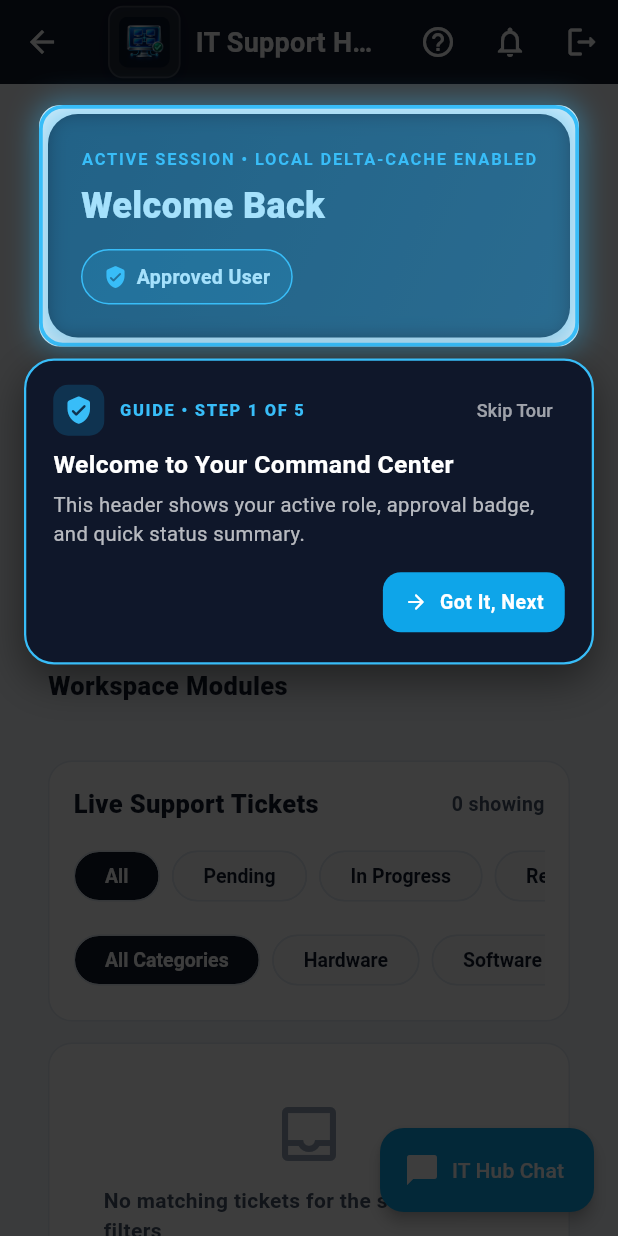
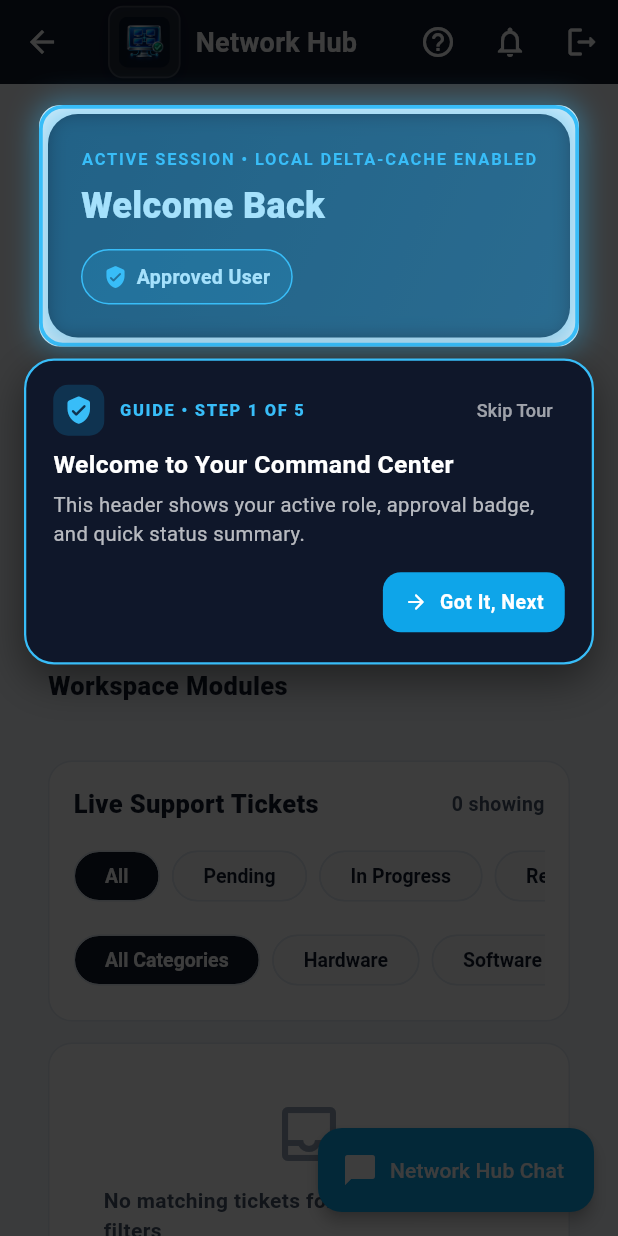
Before and after one commit to Code-With-Wahaj/IT-Support-App, a Flutter app: the DashboardScreen screen opened by its route, on a phone screen of 412 x 824 dp. Run offline on Flutter 3.47's test engine with Material 3 defaults, Android fonts, the phone set to English and light mode, and no system bars; our stand-ins replace cloud_firestore, firebase_auth, firebase_core, lottie, permission_handler, shared_preferences and 1 more; missing offline and left inert: dart:html, excel; accounts and stored records are empty.

Commit message:
feat: rename IT Hub to Network Hub across all screens

```diff
--- a/lib/screens/auth/login_screen.dart
+++ b/lib/screens/auth/login_screen.dart
@@ -157,7 +157,7 @@ class _LoginScreenState extends State<LoginScreen>
                                   ),
                                   const SizedBox(height: 12),
                                   const Text(
-                                    "Sign In to IT Hub",
+                                    "Sign In to Network Hub",
                                     style: TextStyle(
                                       color: Colors.white,
                                       fontSize: 24,
--- a/lib/screens/chats/chats_screen.dart
+++ b/lib/screens/chats/chats_screen.dart
@@ -7,7 +7,7 @@ import '../../services/complains_servcie.dart';
 import '../../theme/app_theme.dart';
 import '../../utils/responsive_utils.dart';
 
-/// Offline-Cached & Chip-Filtered IT Hub Group Chat.
+/// Offline-Cached & Chip-Filtered Network Hub Group Chat.
 /// Reads directly from AppDataProvider's local cache + single delta listener
 /// so opening or chatting NEVER re-fetches the whole Firestore collection!
 class ChatScreen extends StatefulWidget {
@@ -477,7 +477,7 @@ class _ChatScreenState extends State<ChatScreen> {
         title: const Column(
           crossAxisAlignment: CrossAxisAlignment.start,
           children: [
-            Text("IT Hub Dispatch Chat", style: TextStyle(fontSize: 17)),
+            Text("Network Hub Dispatch Chat", style: TextStyle(fontSize: 17)),
             Text(
               "Instant 3s Dispatch • Auto Lab & Issue Recognition",
               style: TextStyle(fontSize: 11, color: AppTheme.accentGlow),
--- a/lib/screens/dashboard/dashboard_screen.dart
+++ b/lib/screens/dashboard/dashboard_screen.dart
@@ -252,7 +252,7 @@ class _DashboardScreenState extends State<DashboardScreen> {
         targetKey: _chatFabKey,
         title: "Live IT Support Group Chat",
         description:
-            "Tap here anytime to report an issue or update ticket statuses in the offline-cached IT Hub Chat.",
+            "Tap here anytime to report an issue or update ticket statuses in the offline-cached Network Hub Chat.",
         icon: Icons.forum_rounded,
       ),
     ];
@@ -271,7 +271,7 @@ class _DashboardScreenState extends State<DashboardScreen> {
                         ? "Super Admin Console"
                         : isAdmin
                             ? "Admin Workspace"
-                            : "IT Support Hub",
+                            : "Network Hub",
                     overflow: TextOverflow.ellipsis,
                   ),
                 ),
@@ -844,7 +844,7 @@ class _DashboardScreenState extends State<DashboardScreen> {
             key: _chatFabKey,
             onPressed: () => Navigator.pushNamed(context, Routes.chats),
             icon: const Icon(Icons.chat_bubble_rounded),
-            label: const Text("IT Hub Chat"),
+            label: const Text("Network Hub Chat"),
           ),
         ),
 
--- a/lib/screens/onboarding/onboarding_screen.dart
+++ b/lib/screens/onboarding/onboarding_screen.dart
@@ -22,7 +22,7 @@ class _OnboardingScreenState extends State<OnboardingScreen> {
       badge: "LAB COMPLAINTS",
       title: "Report a lab issue in seconds",
       description:
-          "Describe the problem with your lab or PC. IT Hub identifies the lab and issue, then notifies the assigned technician.",
+          "Describe the problem with your lab or PC. Network Hub identifies the lab and issue, then notifies the assigned technician.",
       lottieAsset: "assets/lottie/it_hub_lottie.json",
       fallbackIcon: Icons.support_agent_rounded,
     ),
--- a/lib/widgets/animations/network_background.dart
+++ b/lib/widgets/animations/network_background.dart
@@ -2,7 +2,7 @@ import 'dart:math' as math;
 import 'dart:ui' as ui;
 import 'package:flutter/material.dart';
 
-/// Drop-in upgraded IT Hub background featuring:
+/// Drop-in upgraded Network Hub background featuring:
 /// - Multi-layered ambient cyber-nebula gradients
 /// - Subtle architectural blueprint grid with crosshair markers
 /// - Multi-tier topology nodes (Core Server Hubs, Lab Terminals, Endpoints)
--- a/lib/widgets/expressive_logo.dart
+++ b/lib/widgets/expressive_logo.dart
@@ -1,6 +1,6 @@
 import 'package:flutter/material.dart';
 
-/// Clean, frosted glass logo container for Aptech IT Hub.
+/// Clean, frosted glass logo container for Aptech Network Hub.
 /// Matches the glass style of the Aptech logo across splash and auth screens.
 class ExpressiveAppLogo extends StatelessWidget {
   final double size;
@@ -45,7 +45,7 @@ class ExpressiveAppLogo extends StatelessWidget {
           fit: BoxFit.contain,
           gaplessPlayback: true,
           filterQuality: FilterQuality.medium,
-          semanticLabel: 'Aptech IT Hub Logo',
+          semanticLabel: 'Aptech Network Hub Logo',
           errorBuilder: (_, __, ___) =>
               Icon(Icons.hub_rounded, size: size, color: Colors.white),
         ),
```
